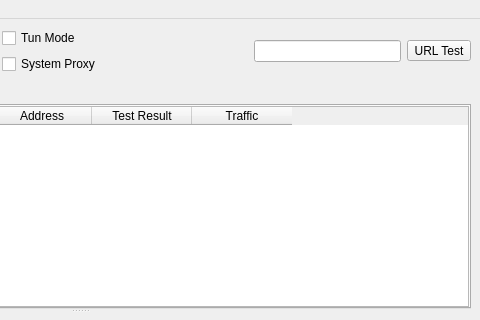
Before: the Qt Designer form src/ui/mainwindow.ui in Ogstra/proxor, drawn with Qt 5; both pictures show x 320 to 800 and y 0 to 320 of the 800 by 600 pixel window.
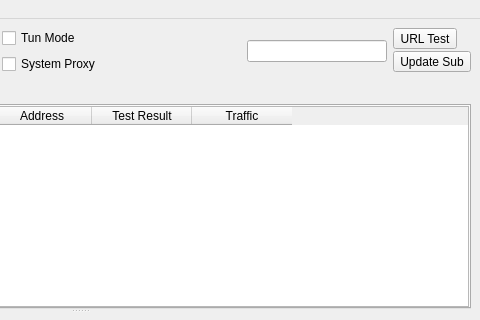
After: the same form once the commit is applied. Icons and pictures are not drawn. Custom widgets are drawn as their Qt base class.

Commit message:
feat(ui): wire On-Demand WiFi Settings into Preferences menu
- Added on_menu_ssid_settings_triggered() slot to MainWindow
- Added menu_ssid_settings action and addaction to mainwindow.ui Preferences menu
- Included dialog_ssid_settings.h in mainwindow.cpp
- Added dialog_ssid_settings source files to CMakeLists.txt build target

What changed in the file:
```diff
--- a/src/ui/mainwindow.ui
+++ b/src/ui/mainwindow.ui
@@ -180,6 +180,11 @@
        </widget>
       </item>
       <item>
+       <layout class="QVBoxLayout" name="verticalLayout_url_sub">
+        <property name="spacing">
+         <number>2</number>
+        </property>
+        <item>
        <widget class="QToolButton" name="toolButton_url_test">
         <property name="text">
          <string>URL Test</string>
@@ -188,9 +193,21 @@
          <enum>QToolButton::InstantPopup</enum>
         </property>
         <property name="toolButtonStyle">
-         <enum>Qt::ToolButtonTextUnderIcon</enum>
-        </property>
-       </widget>
+           <enum>Qt::ToolButtonTextOnly</enum>
+          </property>
+         </widget>
+        </item>
+        <item>
+         <widget class="QToolButton" name="toolButton_update_subscription">
+          <property name="text">
+           <string>Update Sub</string>
+          </property>
+          <property name="toolButtonStyle">
+           <enum>Qt::ToolButtonTextOnly</enum>
+          </property>
+         </widget>
+        </item>
+       </layout>
       </item>
      </layout>
     </item>
```
Left out of the diff: 6 changed lines with no effect on the pictures. Lines whose indentation alone changed are shown as unchanged. The commit also changes 3 other files.
